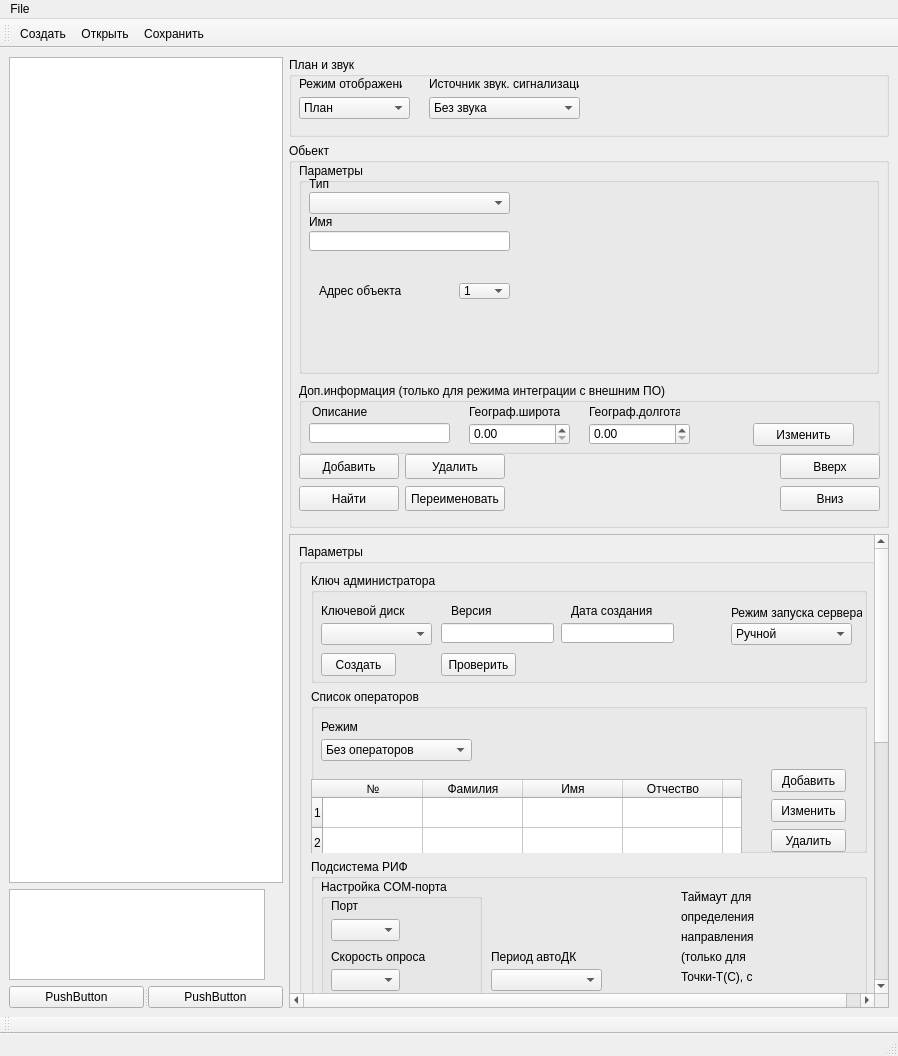
The window that m_cfg/MainWindowCFG.ui (xXRadioHeadXx/start7) describes before a commit, drawn with Qt 5.
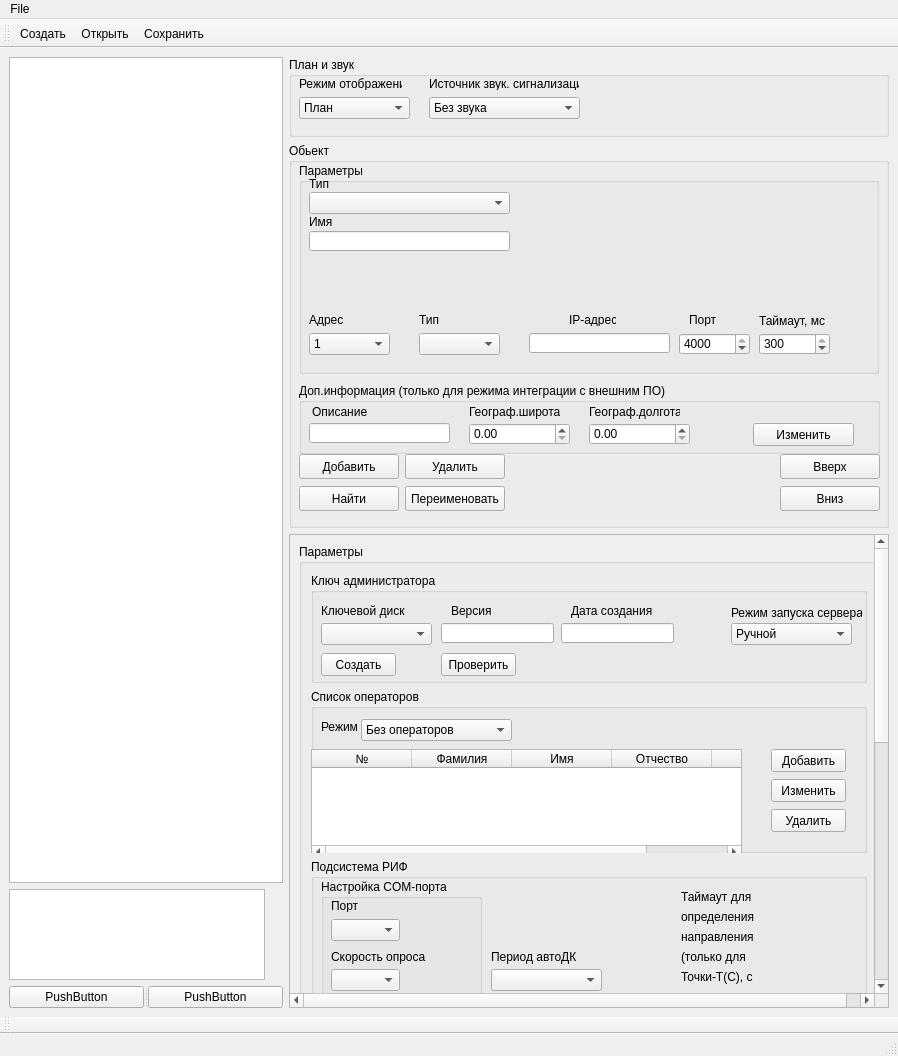
The same window after the commit. The open tabs and pages were chosen to show the change. Icons and pictures are not drawn.

```diff
--- a/m_cfg/MainWindowCFG.ui
+++ b/m_cfg/MainWindowCFG.ui
@@ -1331,17 +1331,65 @@
              </widget>
             </widget>
             <widget class="QWidget" name="BOD_T4K_M_groupbox">
-             <widget class="QComboBox" name="BOD_T4K_M_comboBox_Num1">
+             <widget class="QLabel" name="label_18">
               <property name="geometry">
                <rect>
-                <x>150</x>
-                <y>20</y>
-                <width>51</width>
-                <height>16</height>
+                <x>0</x>
+                <y>50</y>
+                <width>47</width>
+                <height>13</height>
                </rect>
               </property>
-              <property name="maxVisibleItems">
-               <number>100</number>
+              <property name="text">
+               <string>Адрес</string>
+              </property>
+             </widget>
+             <widget class="QComboBox" name="BOD_T4K_M_type_combobox">
+              <property name="geometry">
+               <rect>
+                <x>110</x>
+                <y>70</y>
+                <width>81</width>
+                <height>22</height>
+               </rect>
+              </property>
+              <item>
+               <property name="text">
+                <string/>
+               </property>
+              </item>
+              <item>
+               <property name="text">
+                <string>UDP</string>
+               </property>
+              </item>
+              <item>
+               <property name="text">
+                <string>RS485</string>
+               </property>
+              </item>
+             </widget>
+             <widget class="QLabel" name="label_19">
+              <property name="geometry">
+               <rect>
+                <x>260</x>
+                <y>50</y>
+                <width>47</width>
+                <height>13</height>
+               </rect>
+              </property>
+              <property name="text">
+               <string>IP-адрес</string>
+              </property>
+             </widget>
+             <widget class="QComboBox" name="BOD_T4K_M_adress_combobox">
+              <property name="geometry">
+               <rect>
+                <x>0</x>
+                <y>70</y>
+                <width>81</width>
+                <height>22</height>
+               </rect>
               </property>
               <item>
                <property name="text">
@@ -1384,17 +1432,151 @@
                </property>
               </item>
              </widget>
-             <widget class="QLabel" name="BOD_T4K_M_label_Num1">
+             <widget class="QLineEdit" name="BOD_T4K_M_ipadress_lineedit">
               <property name="geometry">
                <rect>
-                <x>10</x>
-                <y>20</y>
-                <width>101</width>
-                <height>16</height>
+                <x>220</x>
+                <y>70</y>
+                <width>141</width>
+                <height>20</height>
+               </rect>
+              </property>
+             </widget>
+             <widget class="QStackedWidget" name="BOD_T4K_M_UDP_RS485_stacked">
+              <property name="geometry">
+               <rect>
+                <x>370</x>
+                <y>40</y>
+                <width>171</width>
+                <height>61</height>
+               </rect>
+              </property>
+              <property name="currentIndex">
+               <number>1</number>
+              </property>
+              <widget class="QWidget" name="BOD_T4K_M_UDP">
+               <widget class="QLabel" name="label_37">
+                <property name="geometry">
+                 <rect>
+                  <x>10</x>
+                  <y>10</y>
+                  <width>47</width>
+                  <height>13</height>
+                 </rect>
+                </property>
+                <property name="text">
+                 <string>Порт</string>
+                </property>
+               </widget>
+               <widget class="QLabel" name="label_38">
+                <property name="geometry">
+                 <rect>
+                  <x>80</x>
+                  <y>10</y>
+                  <width>71</width>
+                  <height>16</height>
+                 </rect>
+                </property>
+                <property name="text">
+                 <string>Таймаут, мс</string>
+                </property>
+               </widget>
+               <widget class="QDoubleSpinBox" name="BOD_T4K_M_UdpPort_doubleSpinBox">
+                <property name="geometry">
+                 <rect>
+                  <x>0</x>
+                  <y>30</y>
+                  <width>71</width>
+                  <height>22</height>
+                 </rect>
+                </property>
+                <property name="decimals">
+                 <number>0</number>
+                </property>
+                <property name="maximum">
+                 <double>4000.000000000000000</double>
+                </property>
+                <property name="value">
+                 <double>4000.000000000000000</double>
+                </property>
+               </widget>
+               <widget class="QDoubleSpinBox" name="BOD_T4K_M_timeout_doubleSpinBox">
+                <property name="geometry">
+                 <rect>
+                  <x>80</x>
+                  <y>30</y>
+                  <width>71</width>
+                  <height>22</height>
+                 </rect>
+                </property>
+                <property name="decimals">
+                 <number>0</number>
+                </property>
+                <property name="maximum">
+                 <double>300.000000000000000</double>
+                </property>
+                <property name="value">
+                 <double>300.000000000000000</double>
+                </property>
+               </widget>
+              </widget>
+              <widget class="QWidget" name="BOD_T4K_M_RS485">
+               <widget class="QComboBox" name="BOD_T4K_M_port_combobox">
+                <property name="geometry">
+                 <rect>
+                  <x>10</x>
+                  <y>30</y>
+                  <width>81</width>
+                  <height>22</height>
+                 </rect>
+                </property>
+                <item>
+                 <property name="text">
+                  <string>001</string>
+                 </property>
+                </item>
+                <item>
+                 <property name="text">
+                  <string>002</string>
+                 </property>
+                </item>
+                <item>
+                 <property name="text">
+                  <string>003</string>
+                 </property>
+                </item>
+                <item>
+                 <property name="text">
+                  <string>004</string>
+                 </property>
+                </item>
+               </widget>
+               <widget class="QLabel" name="label_39">
+                <property name="geometry">
+                 <rect>
+                  <x>20</x>
+                  <y>10</y>
+                  <width>61</width>
+                  <height>16</height>
+                 </rect>
+                </property>
+                <property name="text">
+                 <string>COM-Порт</string>
+                </property>
+               </widget>
+              </widget>
+             </widget>
+             <widget class="QLabel" name="label_40">
+              <property name="geometry">
+               <rect>
+                <x>110</x>
+                <y>50</y>
+                <width>47</width>
+                <height>13</height>
                </rect>
               </property>
               <property name="text">
-               <string>Адрес объекта</string>
+               <string>Тип</string>
               </property>
              </widget>
             </widget>
@@ -2269,9 +2451,9 @@
                   <property name="geometry">
                    <rect>
                     <x>0</x>
-                    <y>90</y>
+                    <y>60</y>
                     <width>431</width>
-                    <height>101</height>
+                    <height>111</height>
                    </rect>
                   </property>
                   <property name="maximumSize">
@@ -2280,16 +2462,6 @@
                     <height>192</height>
                    </size>
                   </property>
-                  <row>
-                   <property name="text">
-                    <string>1</string>
-                   </property>
-                  </row>
-                  <row>
-                   <property name="text">
-                    <string>2</string>
-                   </property>
-                  </row>
                   <column>
                    <property name="text">
                     <string>№</string>
@@ -2319,8 +2491,8 @@
                  <widget class="QComboBox" name="operators_use_combobox">
                   <property name="geometry">
                    <rect>
-                    <x>10</x>
-                    <y>50</y>
+                    <x>50</x>
+                    <y>30</y>
                     <width>151</width>
                     <height>22</height>
                    </rect>
@@ -2353,7 +2525,7 @@
                   <property name="geometry">
                    <rect>
                     <x>460</x>
-                    <y>80</y>
+                    <y>60</y>
                     <width>75</width>
                     <height>23</height>
                    </rect>
@@ -2366,7 +2538,7 @@
                   <property name="geometry">
                    <rect>
                     <x>460</x>
-                    <y>110</y>
+                    <y>90</y>
                     <width>75</width>
                     <height>23</height>
                    </rect>
@@ -2379,7 +2551,7 @@
                   <property name="geometry">
                    <rect>
                     <x>460</x>
-                    <y>140</y>
+                    <y>120</y>
                     <width>75</width>
                     <height>23</height>
                    </rect>
```
Left out of the diff: 128 changed lines with no effect on the pictures.
